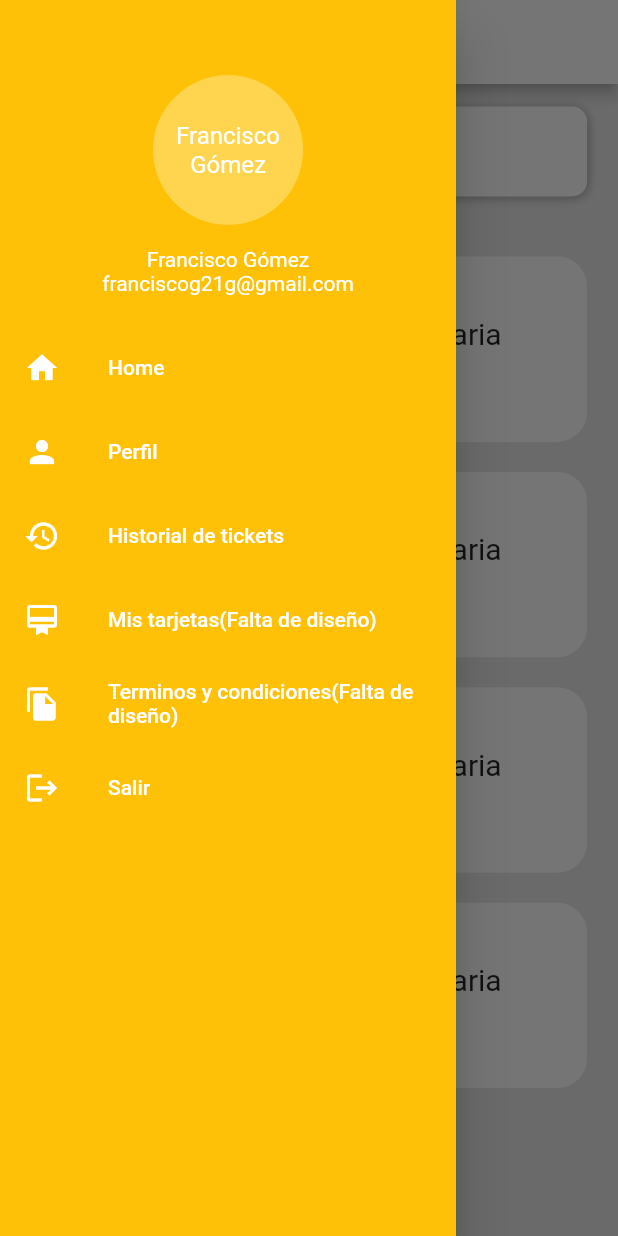
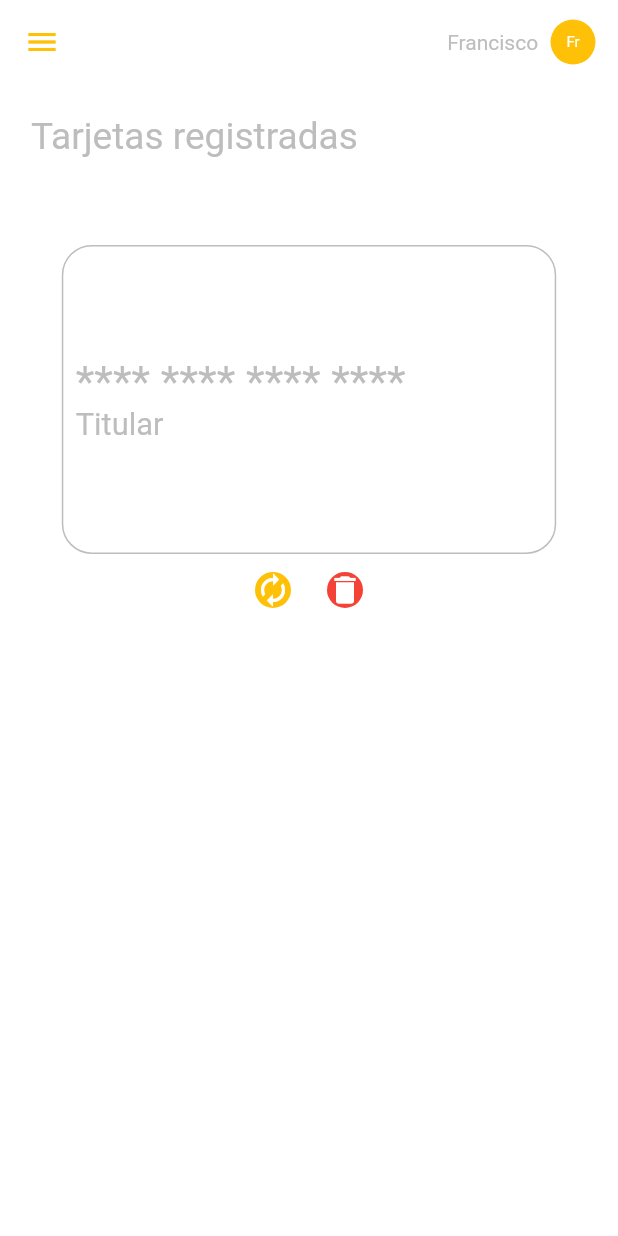
Before and after one commit to pacogomez2101/ParkApp, a Flutter app: the HistorialPage screen opened by its route, in the side drawer, after a tap on "Mis tarjetas(Falta de diseño)", on a phone screen of 412 x 824 dp. Run offline on Flutter 3.47's test engine with Material 2 defaults, Android fonts, the phone set to English and light mode, and no system bars.

Commit message:
added credit cards page

```diff
--- a/lib/main.dart
+++ b/lib/main.dart
@@ -1,4 +1,5 @@
 import 'package:flutter/material.dart';
+import 'package:flutter/services.dart';
 import 'package:play_ticket_app/routes/routes.dart';
 
 void main() => runApp(MyApp());
@@ -6,15 +7,16 @@ void main() => runApp(MyApp());
 class MyApp extends StatelessWidget {
   @override
   Widget build(BuildContext context) {
+    SystemChrome.setSystemUIOverlayStyle(SystemUiOverlayStyle.light
+        .copyWith(statusBarColor: Colors.transparent));
+    SystemChrome.setPreferredOrientations([DeviceOrientation.portraitUp]);
     return MaterialApp(
       debugShowCheckedModeBanner: false,
       title: 'PayTicket',
       initialRoute: '/',
       routes: getRoutes(),
       theme: ThemeData(
-        primaryIconTheme: IconThemeData(
-          color: Colors.amber
-        ),
+        primaryIconTheme: IconThemeData(color: Colors.amber),
       ),
     );
   }
--- /dev/null
+++ b/lib/pages/creditCardPage.dart
@@ -0,0 +1,178 @@
+import 'package:flutter/material.dart';
+
+import '../widgets/menu_widget.dart';
+
+class CreditCardPage extends StatelessWidget {
+  const CreditCardPage({Key key}) : super(key: key);
+
+  @override
+  Widget build(BuildContext context) {
+    final size = MediaQuery.of(context).size;
+    return Scaffold(
+      drawer: MenuWidget(),
+      appBar: AppBar(
+        backgroundColor: Colors.transparent,
+        elevation: 0,
+        iconTheme: IconThemeData(color: Colors.amber),
+        actions: [_appBar(context, size)],
+      ),
+      body: Column(
+        children: [
+          SizedBox(
+            height: size.width * 0.05,
+          ),
+          _titulo(size),
+          SizedBox(
+            height: size.width * 0.1,
+          ),
+          Expanded(
+            child: listView(size),
+          ),
+        ],
+      ),
+      backgroundColor: Colors.white,
+    );
+  }
+
+  Widget listView(size) {
+    return ListView.builder(
+      physics: BouncingScrollPhysics(),
+      itemCount: 1,
+      shrinkWrap: true,
+      itemBuilder: (BuildContext context, int index) {
+        return Column(
+          children: [
+            SizedBox(height: size.width * 0.04),
+            _card(size),
+          ],
+        );
+      },
+    );
+  }
+
+  Widget _card(size) {
+    return Column(
+      children: [
+        Container(
+          child: Column(
+            mainAxisAlignment: MainAxisAlignment.center,
+            crossAxisAlignment: CrossAxisAlignment.start,
+            children: [
+              Row(
+                children: [
+                  SizedBox(width: size.width * 0.02),
+                  Text(
+                    '**** **** **** ****',
+                    style: TextStyle(
+                        fontSize: size.width * 0.07, color: Colors.grey[400]),
+                  ),
+                ],
+              ),
+              Row(
+                children: [
+                  SizedBox(width: size.width * 0.02),
+                  Text(
+                    'Titular',
+                    style: TextStyle(
+                        fontSize: size.width * 0.05, color: Colors.grey[400]),
+                  ),
+                ],
+              )
+            ],
+          ),
+          height: size.width * 0.5,
+          width: size.width * 0.8,
+          decoration: BoxDecoration(
+            borderRadius: BorderRadius.circular(20),
+            border: Border(
+              bottom: BorderSide(
+                color: Colors.grey[400],
+              ),
+              top: BorderSide(
+                color: Colors.grey[400],
+              ),
+              left: BorderSide(
+                color: Colors.grey[400],
+              ),
+              right: BorderSide(
+                color: Colors.grey[400],
+              ),
+            ),
+          ),
+        ),
+        Row(
+          mainAxisAlignment: MainAxisAlignment.center,
+          children: [
+            IconButton(
+              icon: Container(
+                decoration: BoxDecoration(
+                    borderRadius: BorderRadius.circular(50),
+                    color: Colors.amber),
+                child: Icon(
+                  Icons.autorenew,
+                  color: Colors.white,
+                ),
+              ),
+              onPressed: () {},
+            ),
+            IconButton(
+              icon: Container(
+                decoration: BoxDecoration(
+                    borderRadius: BorderRadius.circular(50), color: Colors.red),
+                child: Icon(
+                  Icons.delete,
+                  color: Colors.white,
+                ),
+              ),
+              onPressed: () {},
+            ),
+          ],
+        )
+      ],
+    );
+  }
+
+  Widget _titulo(size) {
+    return Row(
+      children: [
+        SizedBox(width: size.width * 0.05),
+        Text(
+          'Tarjetas registradas',
+          style: TextStyle(
+            fontSize: size.width * 0.06,
+            color: Colors.grey[400],
+          ),
+        ),
+      ],
+    );
+  }
+
+  _appBar(context, size) {
+    return GestureDetector(
+      onTap: () {
+        Navigator.pushNamed(context, 'User');
+      },
+      child: Container(
+        margin: EdgeInsets.only(right: 15),
+        child: Row(
+          mainAxisAlignment: MainAxisAlignment.end,
+          children: [
+            Text(
+              "Francisco",
+              style: TextStyle(color: Colors.grey[400]),
+            ),
+            SizedBox(width: size.width * .02),
+            CircleAvatar(
+              maxRadius: 15,
+              backgroundColor: Colors.amber,
+              child: Container(
+                  alignment: Alignment.center,
+                  child: Text('Fr',
+                      style: TextStyle(color: Colors.white, fontSize: 10))),
+            ),
+          ],
+        ),
+      ),
+    );
+  }
+}
--- a/lib/pages/historialPage.dart
+++ b/lib/pages/historialPage.dart
@@ -1,9 +1,7 @@
 import 'package:flutter/material.dart';
 import 'package:play_ticket_app/widgets/menu_widget.dart';
 
-
 class HistorialPage extends StatelessWidget {
-
   @override
   Widget build(BuildContext context) {
     Size size = MediaQuery.of(context).size;
@@ -15,21 +13,21 @@ class HistorialPage extends StatelessWidget {
       drawer: MenuWidget(),
       body: Container(
         alignment: Alignment.center,
-        child: Column(
-          children: [
-            SizedBox(height:15),
+        child: Column(children: [
+          SizedBox(height: size.width * 0.05),
           _title(size),
-            SizedBox(height:20),
-            _listView(size),
-          ]
-        ),
+          SizedBox(height: size.width * 0.02),
+          Expanded(
+            child: _listView(size),
+          )
+        ]),
       ),
     );
   }
 
   _title(Size size) {
     return Container(
-      padding: EdgeInsets.only(left:20),
+      padding: EdgeInsets.only(left: 20),
       alignment: Alignment.centerLeft,
       decoration: BoxDecoration(
         color: Colors.white,
@@ -42,28 +40,28 @@ class HistorialPage extends StatelessWidget {
           ),
         ],
       ),
-      width: size.width*.9,
+      width: size.width * .9,
       height: 60,
-      child: Text("Historial de tickets", style: TextStyle(color: Colors.grey[500], fontSize: 20),),
+      child: Text(
+        "Historial de tickets",
+        style: TextStyle(color: Colors.grey[500], fontSize: 20),
+      ),
     );
   }
 
   _listView(Size size) {
-    return Container(
-      width: size.width*.9,
-      height: size.height*.70,
-      child: ListView.builder(
+    return ListView.builder(
+      shrinkWrap: true,
       physics: BouncingScrollPhysics(),
-        itemBuilder: (BuildContext context, int index){
+      itemBuilder: (BuildContext context, int index) {
         return Column(
           children: [
-              SizedBox(height:20),
+            SizedBox(height: size.width * 0.05),
             _view(index, size),
           ],
         );
       },
       itemCount: 5,
-      ),
     );
   }
 
@@ -73,19 +71,17 @@ class HistorialPage extends StatelessWidget {
         color: Colors.white,
         borderRadius: BorderRadius.circular(20),
       ),
-      width: size.width*.9,
-      height: size.height*.15,
+      width: size.width * .9,
+      height: size.height * .15,
       child: Row(
         children: [
           Container(
             alignment: Alignment.center,
-            margin: EdgeInsets.only(left:20),
-            height: size.width*.15,
-            width: size.width*.15,
+            margin: EdgeInsets.only(left: 20),
+            height: size.width * .15,
+            width: size.width * .15,
             decoration: BoxDecoration(
-              color: Colors.amber,
-              borderRadius: BorderRadius.circular(100)
-            ),
+                color: Colors.amber, borderRadius: BorderRadius.circular(100)),
             child: Image(
               image: AssetImage('assets/efectivoIcon.png'),
               width: 30,
@@ -94,14 +90,18 @@ class HistorialPage extends StatelessWidget {
           ),
           Container(
             alignment: Alignment.center,
-            margin: EdgeInsets.only(left:15),
-            child: Column(
-              mainAxisAlignment: MainAxisAlignment.center,
-              children:[
-                Text("Centro Comercial Altaria", style: TextStyle(fontSize: 20),),
-                Text("36.00", style: TextStyle(fontSize: 18),),
-              ]
+            margin: EdgeInsets.only(left: 15),
+            child:
+                Column(mainAxisAlignment: MainAxisAlignment.center, children: [
+              Text(
+                "Centro Comercial Altaria",
+                style: TextStyle(fontSize: 20),
               ),
+              Text(
+                "36.00",
+                style: TextStyle(fontSize: 18),
+              ),
+            ]),
           )
         ],
       ),
--- a/lib/routes/routes.dart
+++ b/lib/routes/routes.dart
@@ -1,5 +1,6 @@
 //Materiales
 import 'package:flutter/material.dart';
+import 'package:play_ticket_app/pages/creditCardPage.dart';
 //Paginas
 import 'package:play_ticket_app/pages/initialPage.dart';
 import 'package:play_ticket_app/pages/loginPage.dart';
@@ -9,14 +10,15 @@ import 'package:play_ticket_app/pages/homePage.dart';
 import 'package:play_ticket_app/pages/userPage.dart';
 import 'package:play_ticket_app/pages/historialPage.dart';
 
-Map <String, WidgetBuilder> getRoutes(){
+Map<String, WidgetBuilder> getRoutes() {
   return <String, WidgetBuilder>{
-        '/': (BuildContext context)=> InitialPage(),
-        'Login': (BuildContext context)=> LoginPage(),
-        'Register': (BuildContext context)=> RegisterPage(),
-        'Tutorial': (BuildContext context)=> TutorialPage(),
-        'Home': (BuildContext context)=> HomePage(),
-        'User': (BuildContext context)=> UserPage(),
-        'Historial': (BuildContext context)=> HistorialPage(),
-      };
+    '/': (BuildContext context) => InitialPage(),
+    'Login': (BuildContext context) => LoginPage(),
+    'Register': (BuildContext context) => RegisterPage(),
+    'Tutorial': (BuildContext context) => TutorialPage(),
+    'Home': (BuildContext context) => HomePage(),
+    'User': (BuildContext context) => UserPage(),
+    'Historial': (BuildContext context) => HistorialPage(),
+    'creditCard': (BuildContext context) => CreditCardPage(),
+  };
 }
--- a/lib/widgets/menu_widget.dart
+++ b/lib/widgets/menu_widget.dart
@@ -6,7 +6,6 @@ class MenuWidget extends StatefulWidget {
 }
 
 class _MenuWidgetState extends State<MenuWidget> {
-
   @override
   void initState() {
     super.initState();
@@ -21,64 +20,77 @@ class _MenuWidgetState extends State<MenuWidget> {
         child: ListView(
           padding: EdgeInsets.zero,
           children: [
-            SizedBox(height: 50,),
+            SizedBox(
+              height: 50,
+            ),
             Container(
-              width: size.width*.02,
+                width: size.width * .02,
                 child: Column(
                   children: [
                     CircleAvatar(
                       backgroundColor: Colors.amber[300],
                       radius: 50,
                       child: Container(
-                        child: Text("Francisco Gómez", textAlign: TextAlign.center, style: TextStyle(color: Colors.white),)
+                          child: Text(
+                        "Francisco Gómez",
+                        textAlign: TextAlign.center,
+                        style: TextStyle(color: Colors.white),
+                      )),
                     ),
+                    SizedBox(height: 15),
+                    Text(
+                      'Francisco Gómez',
+                      style: TextStyle(color: Colors.white),
                     ),
-                  SizedBox(height:15),
-                  Text('Francisco Gómez', style: TextStyle(color: Colors.white),),
-                  Text("franciscog21g@gmail.com", style: TextStyle(color: Colors.white),),
+                    Text(
+                      "franciscog21g@gmail.com",
+                      style: TextStyle(color: Colors.white),
+                    ),
                   ],
-              )
-            ),
-            SizedBox(height:20),
+                )),
+            SizedBox(height: 20),
             ListTile(
-            leading: Icon(Icons.home,color:Colors.white),
+              leading: Icon(Icons.home, color: Colors.white),
               title: Text('Home', style: TextStyle(color: Colors.white)),
-            onTap: (){
+              onTap: () {
                 Navigator.pushNamed(context, 'Home');
               },
             ),
             ListTile(
-            leading: Icon(Icons.person,color:Colors.white),
+              leading: Icon(Icons.person, color: Colors.white),
               title: Text('Perfil', style: TextStyle(color: Colors.white)),
-            onTap: (){
+              onTap: () {
                 Navigator.pushNamed(context, 'User');
               },
             ),
             ListTile(
-            leading: Icon(Icons.history, color:Colors.white),
-            title: Text('Historial de tickets', style: TextStyle(color: Colors.white)),
-            onTap: (){
+              leading: Icon(Icons.history, color: Colors.white),
+              title: Text('Historial de tickets',
+                  style: TextStyle(color: Colors.white)),
+              onTap: () {
                 Navigator.pushNamed(context, 'Historial');
               },
             ),
             ListTile(
-            leading: Icon(Icons.card_membership, color:Colors.white),
-            title: Text('Mis tarjetas(Falta de diseño)', style: TextStyle(color: Colors.white)),
-            onTap: (){
-              Navigator.pushNamed(context, 'Profile');
+              leading: Icon(Icons.card_membership, color: Colors.white),
+              title: Text('Mis tarjetas(Falta de diseño)',
+                  style: TextStyle(color: Colors.white)),
+              onTap: () {
+                Navigator.pushNamed(context, 'creditCard');
               },
             ),
             ListTile(
-            leading: Icon(Icons.file_copy, color:Colors.white),
-            title: Text('Terminos y condiciones(Falta de diseño)', style: TextStyle(color: Colors.white)),
-            onTap: (){
+              leading: Icon(Icons.file_copy, color: Colors.white),
+              title: Text('Terminos y condiciones(Falta de diseño)',
+                  style: TextStyle(color: Colors.white)),
+              onTap: () {
                 Navigator.pushNamed(context, '/');
               },
             ),
             ListTile(
-            leading: Icon(Icons.logout, color:Colors.white),
+              leading: Icon(Icons.logout, color: Colors.white),
               title: Text('Salir', style: TextStyle(color: Colors.white)),
-            onTap: (){
+              onTap: () {
                 Navigator.pushNamed(context, '/');
               },
             ),
```
Lines whose indentation alone changed are shown as unchanged.
